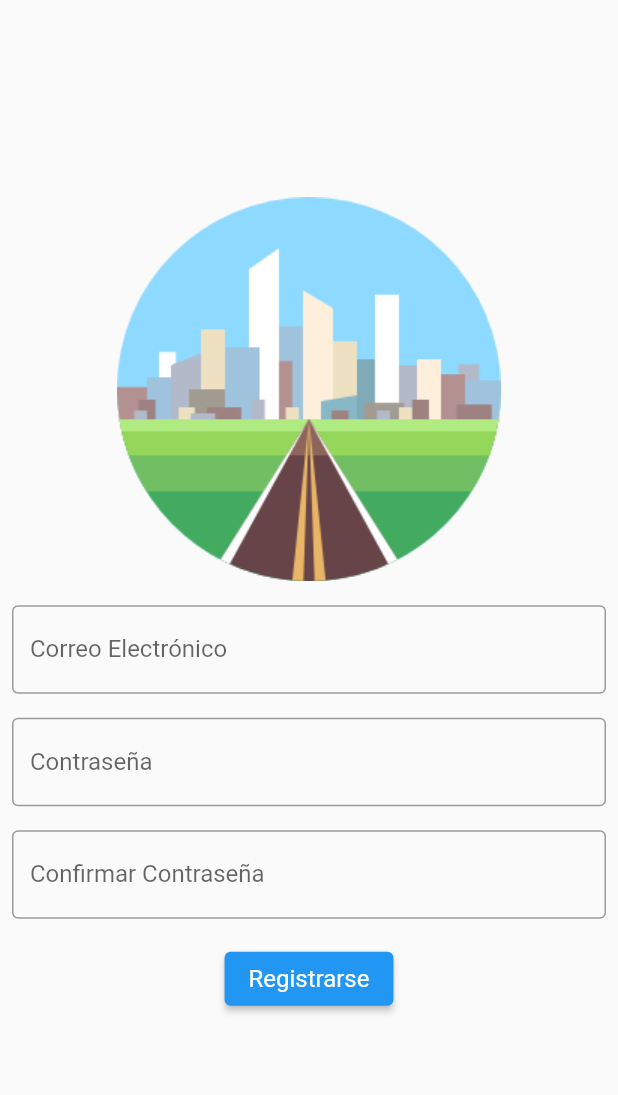
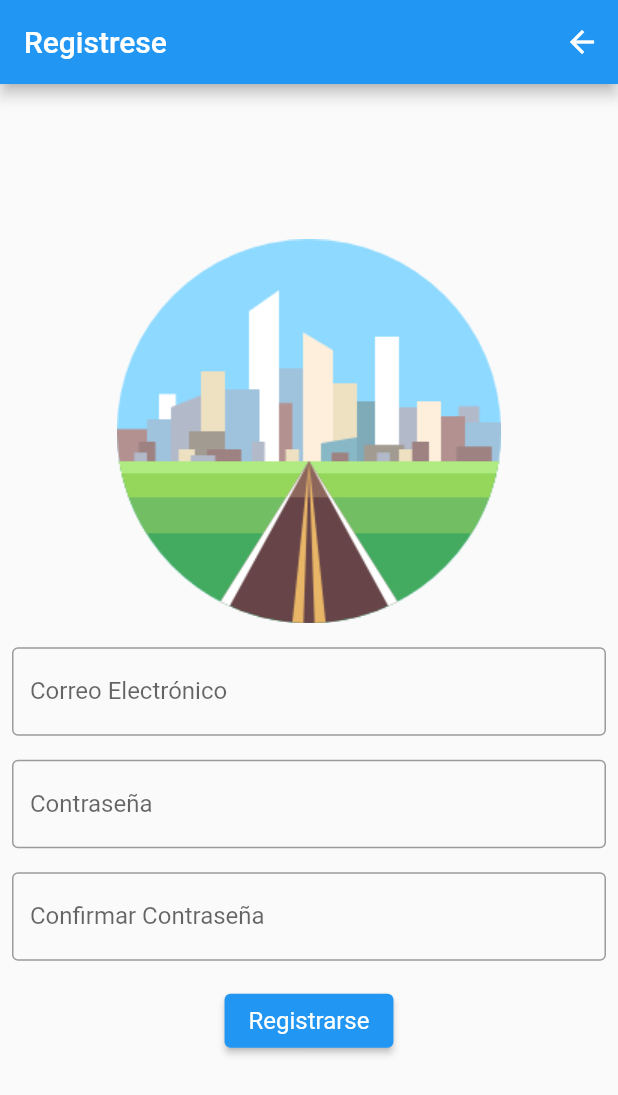
Before and after one commit to appcoder-movil/app-movil-city, a Flutter app: the screen it shows after launch, after a tap on "Regístrese", on a phone screen of 412 x 824 dp. Shown: the top 1095 px of the screen. Run offline on Flutter 3.47's test engine with Material 2 defaults, Android fonts, the phone set to English and light mode, and no system bars; our stand-ins replace cloud_firestore, firebase_auth, firebase_core, hive, hive_flutter; accounts and stored records are empty.

Commit message:
Mejora en la navegación: permitir devolverse o salir de la página.

```diff
--- a/lib/pages/login_page.dart
+++ b/lib/pages/login_page.dart
@@ -78,6 +78,9 @@ class _LoginPageState extends State<LoginPage> {
   @override
   Widget build(BuildContext context) {
     return Scaffold(
+      appBar: AppBar(
+          title: Text('Login'),
+      ),
       body: Padding(
         padding: EdgeInsets.symmetric(horizontal: 8, vertical: 16),
         child: Center(
--- a/lib/pages/register_page.dart
+++ b/lib/pages/register_page.dart
@@ -72,6 +72,22 @@ class _RegisterPageState extends State<RegisterPage> {
   @override
   Widget build(BuildContext context) {
     return Scaffold(
+      appBar: AppBar(
+        title: Text('Registrese'),
+          actions: <Widget>[
+            IconButton(
+              icon: Icon(
+                Icons.arrow_back,
+                color: Colors.white,
+              ),
+              onPressed: (){
+                setState(() {
+                  Navigator.pushReplacement(context, MaterialPageRoute(builder: (context) => LoginPage()));
+                });
+              },
+            ),
+          ]
+      ),
       body: Padding(
         padding: EdgeInsets.symmetric(horizontal: 8, vertical: 16),
         child: Center(
```
Also changed, not shown: lib/pages/favorites_page.dart (+16 -5 lines), lib/pages/home_page.dart (+4 -8 lines), lib/pages/poi_page.dart (+4 -16 lines).
